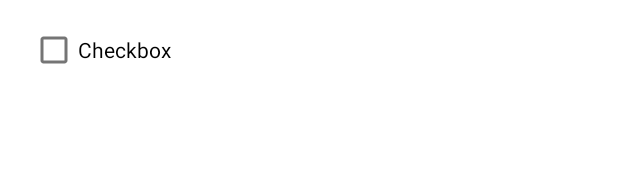
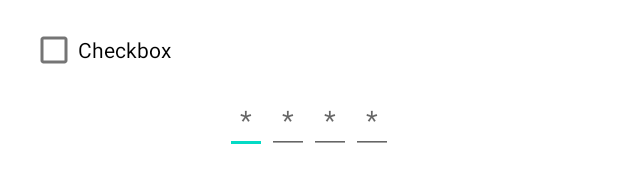
Before and after one commit to amanpreeto7/KotlinJuneBatch, an Android app: the layout activity_main.xml on its own in the app's theme, with its tools: preview values and no code run, on a phone screen of 412 x 824 dp. Shown: the part 160-343 px from the top of the screen. Run offline under Robolectric (Android 15) with nearby library versions, the phone set to English and light mode, and no system bars.

Commit message:
Check Description
Intent Data passing
Do on Text Change listener
Checkbox

```diff
--- a/app/src/main/java/com/o7solutions/kotlinjunebatch/LoginActivity.kt
+++ b/app/src/main/java/com/o7solutions/kotlinjunebatch/LoginActivity.kt
@@ -25,7 +25,12 @@ class LoginActivity : AppCompatActivity() {
                 etPassword.error = resources.getString(R.string.enter_password)
             }else {
                 Toast.makeText(this, "Login Successfully", Toast.LENGTH_LONG).show()
+                var email = etEmail.text.toString()
+                var password = etPassword.text.toString()
+                System.out.println("Email $email password $password")
                 var intent = Intent(this, MainActivity::class.java)
+                intent.putExtra("email", email)
+                intent.putExtra("password", password)
                 startActivity(intent)
                 finish()
             }
--- a/app/src/main/res/layout/activity_main.xml
+++ b/app/src/main/res/layout/activity_main.xml
@@ -31,10 +31,65 @@
         android:text="@string/enter_value"/>
 
     <CheckBox
+        android:id="@+id/checkbox"
         android:layout_width="wrap_content"
         android:layout_height="wrap_content"
         android:layout_gravity="center_vertical"
         android:visibility="visible"
         android:text="@string/checkbox"/>
 
+    <LinearLayout
+        android:layout_width="match_parent"
+        android:layout_height="wrap_content"
+        android:gravity="center">
+        <EditText
+            android:id="@+id/et1"
+            android:layout_width="wrap_content"
+            android:layout_height="wrap_content"
+            android:minLines="1"
+            android:maxLines="1"
+            android:maxLength="1"
+            android:paddingHorizontal="10dp"
+            android:digits="1234567890"
+            android:hint="*"
+            android:imeOptions="actionNext"
+            android:inputType="number"/>
+        <EditText
+            android:id="@+id/et2"
+            android:layout_width="wrap_content"
+            android:layout_height="wrap_content"
+            android:minLines="1"
+            android:paddingHorizontal="10dp"
+            android:maxLines="1"
+            android:maxLength="1"
+            android:hint="*"
+            android:imeOptions="actionNext"
+            android:digits="1234567890"
+            android:inputType="number"/>
+        <EditText
+            android:id="@+id/et3"
+            android:layout_width="wrap_content"
+            android:layout_height="wrap_content"
+            android:minLines="1"
+            android:maxLines="1"
+            android:maxLength="1"
+            android:imeOptions="actionNext"
+            android:paddingHorizontal="10dp"
+            android:hint="*"
+            android:digits="1234567890"
+            android:inputType="number"/>
+        <EditText
+            android:id="@+id/et4"
+            android:layout_width="wrap_content"
+            android:layout_height="wrap_content"
+            android:minLines="1"
+            android:maxLines="1"
+            android:maxLength="1"
+            android:imeOptions="actionDone"
+            android:digits="1234567890"
+            android:hint="*"
+            android:paddingHorizontal="10dp"
+            android:inputType="number"/>
+    </LinearLayout>
+
 </LinearLayout>
--- a/app/src/main/res/values/strings.xml
+++ b/app/src/main/res/values/strings.xml
@@ -10,4 +10,6 @@
     <string name="second">Second</string>
     <string name="enter_value">Enter Value</string>
     <string name="checkbox">Checkbox</string>
+    <string name="check_box_checked">Checkbox checked</string>
+    <string name="check_box_unchecked">Checkbox unchecked</string>
 </resources>
```
Also changed, not shown: app/src/main/AndroidManifest.xml (+9 -9 lines), app/src/main/java/com/o7solutions/kotlinjunebatch/MainActivity.kt (+61 -0 lines).
